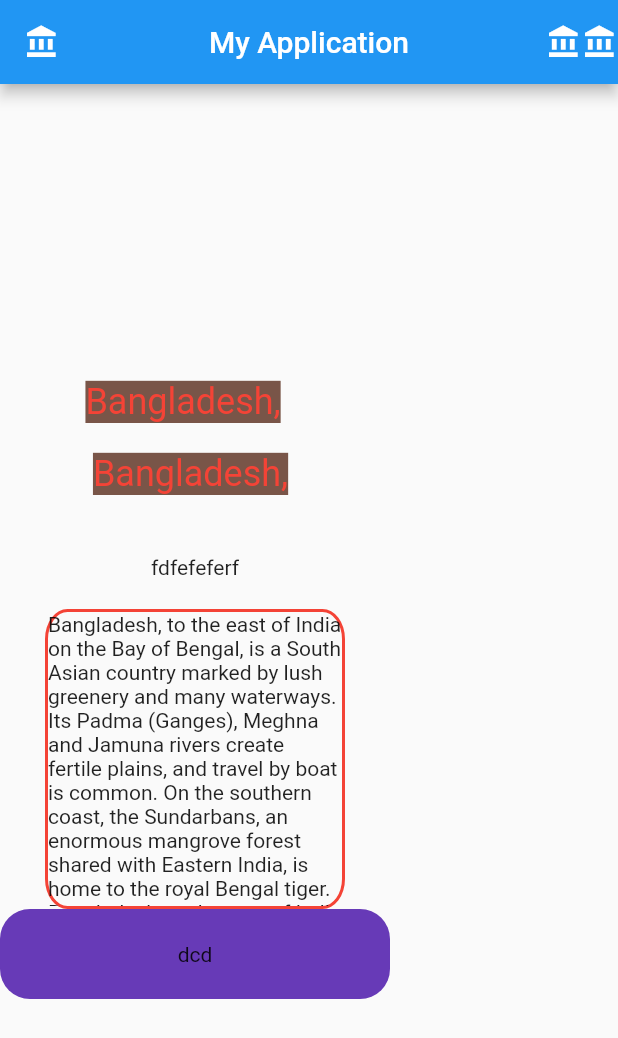
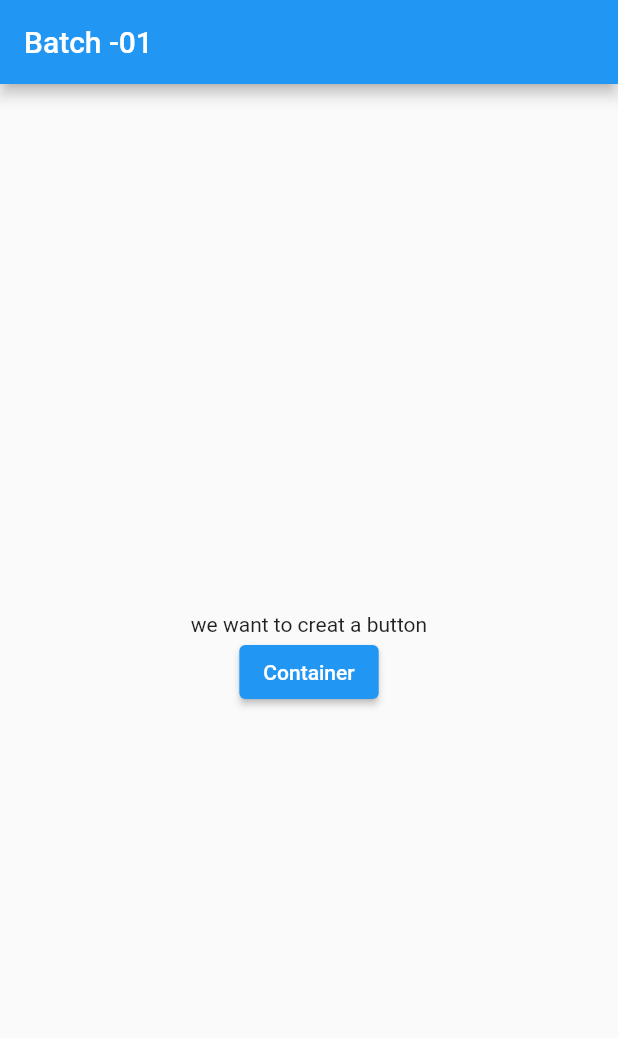
Before and after one commit to jihanislam007/ict_appdevelopment_batch_1, a Flutter app: the screen it shows after launch, on a phone screen of 412 x 824 dp. Shown: the top 1038 px of the screen. Run offline on Flutter 3.47's test engine with Material 2 defaults, Android fonts, the phone set to English and light mode, and no system bars.

Commit message:
Class 13/7

```diff
--- /dev/null
+++ b/lib/Containrs.dart
@@ -0,0 +1,14 @@
+import 'package:flutter/material.dart';
+
+class Containers extends StatelessWidget {
+  const Containers({Key? key}) : super(key: key);
+
+  @override
+  Widget build(BuildContext context) {
+    return Scaffold(
+      appBar: AppBar(
+        title: Text("Containers"),
+      ),
+    );
+  }
+}
--- /dev/null
+++ b/lib/jomshedAli.dart
@@ -0,0 +1,29 @@
+import 'package:flutter/material.dart';
+
+import 'Containrs.dart';
+
+class jomshedAli extends StatelessWidget {
+  @override
+  Widget build(BuildContext context) {
+    return Scaffold(
+        appBar: AppBar(
+          title: Text("Batch -01"),
+        ),
+        body: SafeArea(
+          child: Center(
+            child: Column(
+              mainAxisAlignment: MainAxisAlignment.center,
+              children: [
+                Text("we want to creat a button"),
+                ElevatedButton(
+                    onPressed: () {
+                      print("pressed me...");
+                      Navigator.push(context, MaterialPageRoute(builder: (context) => Containers()));
+                    },
+                    child: Text("Container"))
+              ],
+            ),
+          ),
+        ));
+  }
+}
--- a/lib/main.dart
+++ b/lib/main.dart
@@ -1,67 +1,15 @@
 import 'package:flutter/material.dart';
+import 'jomshedAli.dart';
+
 void main() {
-  runApp(myApp());
+  runApp(MyApp());
 }
-class myApp extends StatelessWidget {
+
+class MyApp extends StatelessWidget {
   @override
   Widget build(BuildContext context) {
     return MaterialApp(
-        home: Scaffold(
-            appBar: AppBar(
-              leading: Icon(Icons.account_balance_sharp),
-              actions: [
-                Icon(Icons.account_balance_sharp),
-                Icon(Icons.account_balance_sharp),
-              ],
-              centerTitle: true,
-              title: Text("My Application"),
-            ),
-            body: SafeArea(
-                child: Column(
-                  mainAxisAlignment: MainAxisAlignment.center,
-              //mainAxisAlignment: MainAxisAlignment.center,
-              children: [
-                Padding(
-                  padding: const EdgeInsets.only(left: 20,right: 30,top: 40,),
-                  child: Text(
-                  "Bangladesh, ",
-                  style: TextStyle(fontSize: 24, color: Colors.red,backgroundColor: Colors.brown),textAlign: TextAlign.justify,
-                ),
-                ),
-
-                Padding(
-                  padding: const EdgeInsets.all(20.0),
-                  child: Text(
-                    "Bangladesh, ",
-                    style: TextStyle(fontSize: 24, color: Colors.red,backgroundColor: Colors.brown),textAlign: TextAlign.justify,
-                  ),
-                ),
-
-                Padding(padding: EdgeInsets.all(20),
-                child: Text("fdfefeferf"),),
-
-                Container(
-                  height: 200,
-                  width: 200,
-                  //color: Colors.deepOrange,
-                  decoration: BoxDecoration(
-                    border: Border.all(width: 2,color: Colors.red),
-                        borderRadius: BorderRadius.all(Radius.elliptical(15,20))
-                  ),
-
-                  child: Text("Bangladesh, to the east of India on the Bay of Bengal, is a South Asian country marked by lush greenery and many waterways. Its Padma (Ganges), Meghna and Jamuna rivers create fertile plains, and travel by boat is common. On the southern coast, the Sundarbans, an enormous mangrove forest shared with Eastern India, is home to the royal Bengal tiger. Bangladesh, to the east of India on the Bay of Bengal, is a South Asian country marked by lush greenery and many waterways. Its Padma (Ganges), Meghna and Jamuna rivers create fertile plains, and travel by boat is common. On the southern coast, the Sundarbans, an enormous mangrove forest shared with Eastern India, is home to the royal Bengal tiger. "),
-                ),
-
-                Container(
-                  width: 260,
-                  height: 60,
-                  child: Center(child: Text("dcd")),
-                  decoration: BoxDecoration(
-                    borderRadius: BorderRadius.all(Radius.circular(20)),
-                      shape: BoxShape.rectangle,
-                      color: Colors.deepPurple),
-                )
-              ],
-            ))));
+      home: jomshedAli(),
+    );
   }
 }
```
